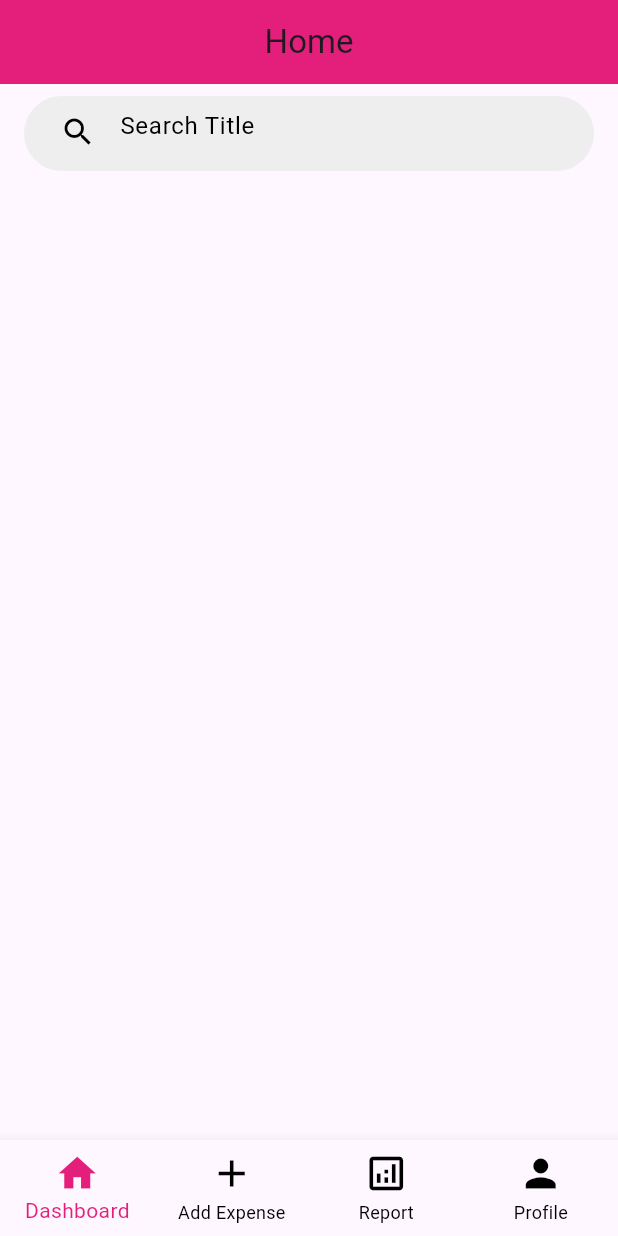
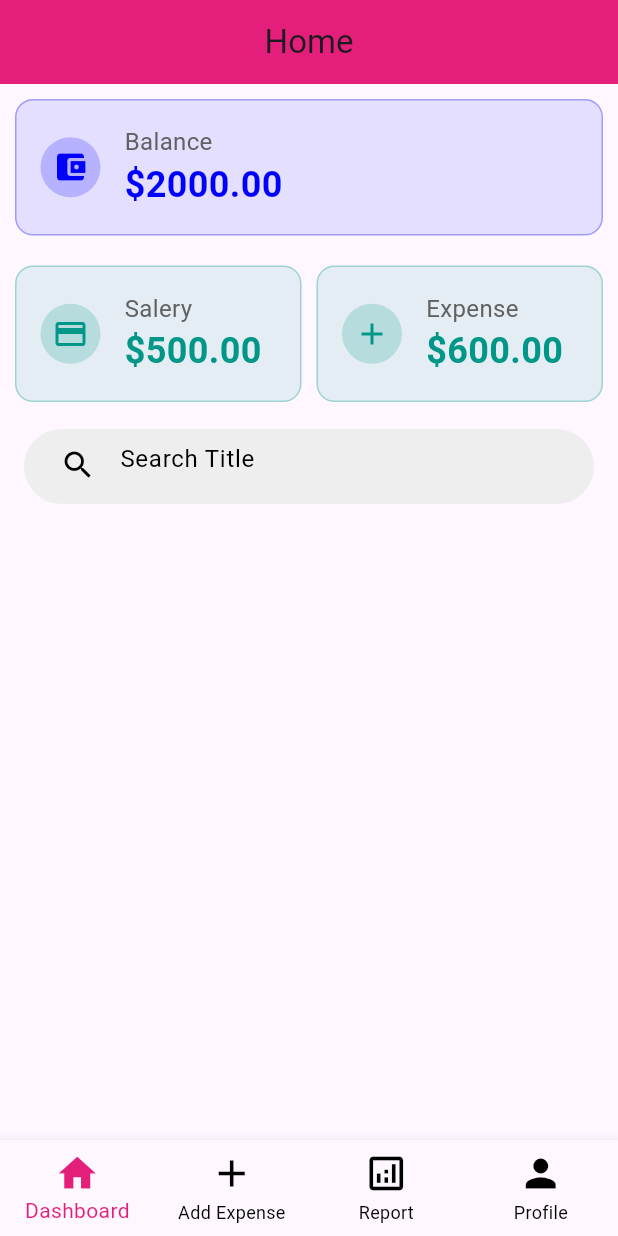
Before and after one commit to Arif-khan085/expanse_tracker, a Flutter app: the HomeScreen screen opened by its route, on a phone screen of 412 x 824 dp. Run offline on Flutter 3.47's test engine with Material 3 defaults, Android fonts, the phone set to English and light mode, and no system bars; our stand-ins replace cloud_firestore, firebase_auth, firebase_core, fl_chart, fluttertoast, get and 1 more; accounts and stored records are empty.

Commit message:
add balance

```diff
--- /dev/null
+++ b/lib/res/components/add_container.dart
@@ -0,0 +1,71 @@
+import 'package:flutter/material.dart';
+class BalanceItem extends StatelessWidget {
+  final String title;
+  final double amount;
+  final Color color;
+  final IconData icon;
+  final double height;
+  final double width;
+
+  const BalanceItem({
+    super.key,
+    required this.title,
+    required this.amount,
+    required this.color,
+    required this.icon,
+    required this.height,
+    required this.width,
+  });
+
+  @override
+  Widget build(BuildContext context) {
+    return Container(
+
+      padding: const EdgeInsets.all(16),
+      decoration: BoxDecoration(
+        color: color.withOpacity(0.1),
+        borderRadius: BorderRadius.circular(12),
+        border: Border.all(color: color.withOpacity(0.3), width: 1),
+      ),
+      child: Row(
+        children: [
+          // Icon
+          Container(
+
+            padding: const EdgeInsets.all(8),
+            decoration: BoxDecoration(
+              color: color.withOpacity(0.2),
+              shape: BoxShape.circle,
+            ),
+            child: Icon(icon, color: color),
+          ),
+          const SizedBox(width: 16),
+
+          // Text content
+          Expanded(
+            child: Column(
+              crossAxisAlignment: CrossAxisAlignment.start,
+              children: [
+                Text(
+                  title,
+                  style: TextStyle(
+                    fontSize: 16,
+                    color: Colors.grey[700],
+                  ),
+                ),
+                Text(
+                  '\$${amount.toStringAsFixed(2)}',
+                  style: TextStyle(
+                    fontSize: 24,
+                    fontWeight: FontWeight.bold,
+                    color: color,
+                  ),
+                ),
+              ],
+            ),
+          ),
+        ],
+      ),
+    );
+  }
+}
--- a/lib/res/components/profile_seting.dart
+++ b/lib/res/components/profile_seting.dart
@@ -17,7 +17,7 @@ class ProfileTile extends StatelessWidget {
   @override
   Widget build(BuildContext context) {
     return Padding(
-      padding: const EdgeInsets.symmetric(
+      padding: EdgeInsets.symmetric(
         vertical: 6,
         horizontal: 12,
       ), // spacing between tiles
@@ -29,7 +29,7 @@ class ProfileTile extends StatelessWidget {
             BoxShadow(
               color: Colors.grey.withOpacity(0), // subtle shadow
               blurRadius: 4,
-              offset: const Offset(0, 2),
+              offset: Offset(0, 2),
             ),
           ],
         ),
@@ -38,7 +38,7 @@ class ProfileTile extends StatelessWidget {
             borderRadius: BorderRadius.circular(12),
           ),
           leading: leadingIcon,
-          title: Text(title, style: const TextStyle(fontSize: 16)),
+          title: Text(title, style: TextStyle(fontSize: 16)),
           trailing: trailingIcon,
           onTap: onTap,
         ),
--- a/lib/view/homescreen/homescreen.dart
+++ b/lib/view/homescreen/homescreen.dart
@@ -1,4 +1,5 @@
 import 'package:cloud_firestore/cloud_firestore.dart';
+import 'package:expense_tracker/res/components/add_container.dart';
 import 'package:firebase_auth/firebase_auth.dart';
 import 'package:flutter/material.dart';
 import 'package:get/get.dart';
@@ -21,6 +22,7 @@ class _HomeScreenState extends State<HomeScreen> {
   User? user;
   String? uid;
   final Expanse expenseController = Get.put(Expanse());
+
 
   @override
   void initState() {
@@ -56,6 +58,21 @@ class _HomeScreenState extends State<HomeScreen> {
       ),
       body: Column(
         children: [
+          Padding(
+            padding:  EdgeInsets.symmetric(horizontal: 10,vertical: 10),
+            child: BalanceItem(
+                title: 'Balance', amount: 2000, color: AppColors.blueColor, icon: Icons.account_balance_wallet, height: 80,width: double.infinity,),
+          ),
+          Padding(
+            padding:  EdgeInsets.symmetric(horizontal: 10,vertical: 10),
+            child: Row(
+              children: [
+                Expanded(child: BalanceItem(title: 'Salery', amount: 500, color: AppColors.tealColor, icon: Icons.payment, height: 80, width: double.infinity)),
+                SizedBox(width: 10,),
+                Expanded(child: BalanceItem(title: 'Expense', amount: 600, color: AppColors.tealColor, icon: Icons.add, height: 80, width: double.infinity)),
+              ],
+            ),
+          ),
           // 🔎 Search bar
           SearchFilter(
             controller: searchController,
```
Also changed, not shown: lib/view_models/services/firebase_services.dart (line endings or trailing spaces).
